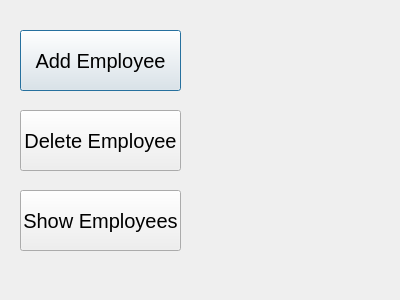
SamirTaous/DeliveryManagement, file employewidget.ui: the form before one commit.
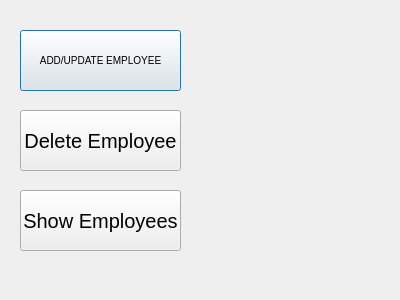
The form after the commit.

```diff
--- a/employewidget.ui
+++ b/employewidget.ui
@@ -24,11 +24,11 @@
    </property>
    <property name="styleSheet">
     <string notr="true">QPushButton{
-font-size: 20px
+font-size: 10px
 }</string>
    </property>
    <property name="text">
-    <string>Add Employee</string>
+    <string>ADD/UPDATE EMPLOYEE</string>
    </property>
   </widget>
   <widget class="QPushButton" name="pushButton_2">
```
